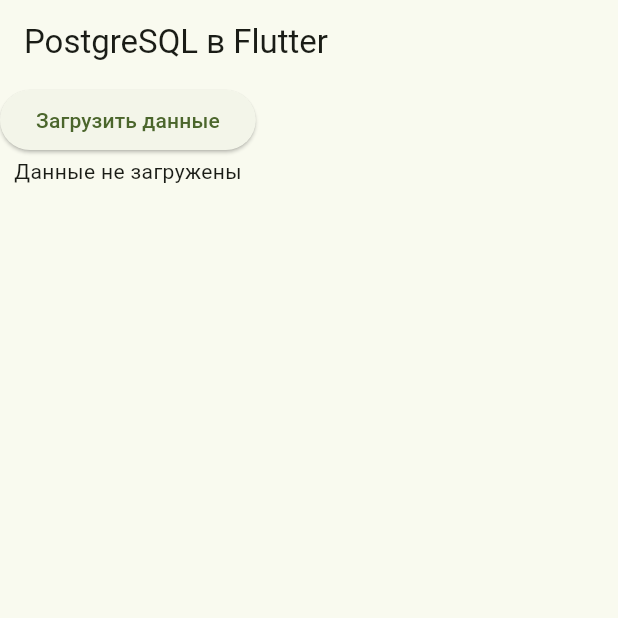
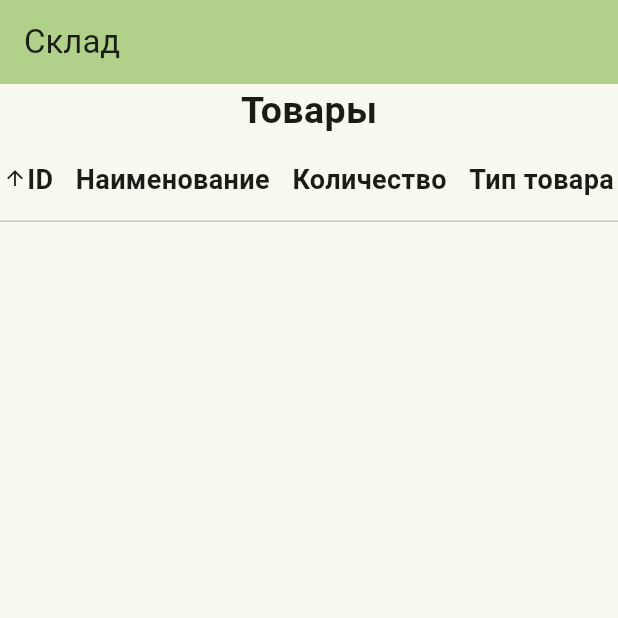
Before and after one commit to Vladislav7589/inventory_management, a Flutter app: the screen it shows after launch, on a phone screen of 412 x 824 dp, the top half of it. Run offline on Flutter 3.47's test engine with Material 3 defaults, Android fonts, the phone set to English and light mode, and no system bars; missing offline and left inert: env_flutter, postgres.

Commit message:
first table

```diff
--- a/lib/main.dart
+++ b/lib/main.dart
@@ -1,5 +1,7 @@
 import 'package:env_flutter/env_flutter.dart';
 import 'package:flutter/material.dart';
+import 'package:inventory_management/src/models/product.dart';
+import 'package:inventory_management/src/widgets/table_widget.dart';
 import 'package:postgres/postgres.dart';
 
 Future<void> main() async {
@@ -10,16 +12,14 @@ Future<void> main() async {
 class MyApp extends StatelessWidget {
   const MyApp({super.key});
 
-
-
   @override
   Widget build(BuildContext context) {
     return MaterialApp(
       debugShowCheckedModeBanner: false,
       title: 'Flutter Demo',
       theme: ThemeData(
-
-        colorScheme: ColorScheme.fromSeed(seedColor: const Color.fromARGB(255, 125, 183, 58)),
+        colorScheme: ColorScheme.fromSeed(
+            seedColor: const Color.fromARGB(255, 125, 183, 58)),
         useMaterial3: true,
       ),
       home: const MyHomePage(title: 'Flutter Demo Home Page'),
@@ -37,28 +37,27 @@ class MyHomePage extends StatefulWidget {
 }
 
 class _MyHomePageState extends State<MyHomePage> {
-  List<List<dynamic>> data = [];
+  List<Product> products = [];
+
   Future<List<List<dynamic>>> fetchDataFromDB() async {
     final connection = await Connection.open(
       Endpoint(
-        host: dotenv.env['host']!,
-        database: dotenv.env['database']!,
-        username: dotenv.env['username']!,
+        host: '192.168.0.103',
+        database: 'складской_учет',
+        username: 'postgres',
         password: dotenv.env['password']!,
       ),
       // The postgres server hosted locally doesn't have SSL by default. If you're
       // accessing a postgres server over the Internet, the server should support
       // SSL and you should swap out the mode with `SslMode.verifyFull`.
-      settings: ConnectionSettings(sslMode: SslMode.disable),
+      settings: const ConnectionSettings(sslMode: SslMode.disable),
     );
-    print('has connection!');
 
     try {
-      final results = await connection.execute(Sql.named('SELECT * FROM Товары'));
-      print(results);
+      final results =
+          await connection.execute(Sql.named('SELECT * FROM Товары'));
       return results;
     } catch (e) {
-      print('Error: $e');
       return [];
     } finally {
       await connection.close();
@@ -66,48 +65,44 @@ class _MyHomePageState extends State<MyHomePage> {
   }
 
   @override
-
   Widget build(BuildContext context) {
     return Scaffold(
       appBar: AppBar(
-        title: Text('PostgreSQL в Flutter'),
+        backgroundColor: Theme.of(context).colorScheme.inversePrimary,
+        title: const Text('Склад'),
       ),
-      body: SingleChildScrollView(
-        child: Column(
-          children: [
-            ElevatedButton(
-              onPressed: () async {
-                data = await fetchDataFromDB();
-                setState(() {});
-              },
-              child: Text('Загрузить данные'),
+      body: RefreshIndicator(
+        onRefresh: () async {
+          // Загрузка данных из базы данных
+          final data = await fetchDataFromDB();
+          setState(() {
+            // Обновление списка products
+            products = Products.fromListOfLists(data).productList;
+          });
+        },
+        child: SingleChildScrollView(
+          child: Container(
+            height: MediaQuery.of(context).size.height, // Устанавливаем ограничение по высоте
+            child: Column(
+              children: [
+                const Text(
+                  'Товары',
+                  textAlign: TextAlign.start,
+                  style: TextStyle(
+                    fontWeight: FontWeight.bold,
+                    fontSize: 25, // Размер шрифта заголовка
+                  ),
+                ),
+                Expanded(
+                  child: Container(
+                    child: TableWigget(products: products),
+                  ),
+                ),
+              ],
             ),
-            data.isEmpty
-                ? Text('Данные не загружены')
-                : SingleChildScrollView(
-              scrollDirection: Axis.horizontal,
-              child: DataTable(
-                columns: [
-                  DataColumn(label: Text('Код товара')),
-                  DataColumn(label: Text('Наименование')),
-                  DataColumn(label: Text('Количество')),
-                  DataColumn(label: Text('Тип товара')),
-                  DataColumn(label: Text('Цена')),
-                  DataColumn(label: Text('Код поставщика')),
-                ],
-                rows: data.map((row) {
-                  return DataRow(
-                    cells: row.map((cell) {
-                      return DataCell(Text('$cell'));
-                    }).toList(),
-                  );
-                }).toList(),
-              ),
-            ),
-          ],
+          ),
         ),
       ),
     );
   }
-
 }
--- /dev/null
+++ b/lib/src/models/product.dart
@@ -0,0 +1,40 @@
+
+class Products {
+  final List<Product> productList;
+
+  Products(this.productList);
+
+  factory Products.fromListOfLists(List<List<dynamic>> data) {
+    final List<Product> products = data.map((list) => Product.fromList(list)).toList();
+    return Products(products);
+  }
+}
+
+class Product {
+  final String id;
+  final String name;
+  final String quantity;
+  final String productType;
+  final String price;
+  final String supplierCode;
+
+  Product({
+    required this.id,
+    required this.name,
+    required this.quantity,
+    required this.productType,
+    required this.price,
+    required this.supplierCode,
+  });
+
+  factory Product.fromList(List<dynamic> data) {
+    return Product(
+      id: data[0].toString(),
+      name: data[1].toString(),
+      quantity: data[2].toString(),
+      productType: data[3].toString(),
+      price: data[4].toString(),
+      supplierCode: data[5].toString(),
+    );
+  }
+}
--- /dev/null
+++ b/lib/src/widgets/table_widget.dart
@@ -0,0 +1,76 @@
+
+import 'package:flutter/material.dart';
+
+import '../models/product.dart';
+
+class TableWigget extends StatelessWidget {
+  final List<Product> products;
+  const TableWigget({Key? key, required this.products}) : super(key: key);
+
+  @override
+  Widget build(BuildContext context) {
+    int currentSortColumn = 0;
+    bool isAscending = true;
+
+    return SingleChildScrollView(
+      scrollDirection: Axis.horizontal,
+      child: DataTable(
+        dataRowHeight: 50,
+        columnSpacing: 15,
+        horizontalMargin: 0,
+        sortColumnIndex: currentSortColumn,
+        sortAscending: isAscending,
+        showBottomBorder: true,
+        headingTextStyle: const TextStyle(
+          fontSize: 18,
+          fontWeight: FontWeight.bold,
+          // Цвет текста заголовка
+        ),
+        columns: [
+          DataColumn(
+              label: const Text('ID'),
+              numeric: true,
+              onSort: (columnIndex, _) {
+
+                  currentSortColumn = columnIndex;
+                  if (isAscending == true) {
+                    isAscending = false;
+                    // sort the product list in Ascending, order by Price
+                    products.sort((productA, productB) =>
+                        productB.id.compareTo(productA.id));
+                  } else {
+                    isAscending = true;
+                    // sort the product list in Descending, order by Price
+                    products.sort((productA, productB) =>
+                        productA.id.compareTo(productB.id));
+                  }
+
+              }),
+          const DataColumn(label: Text('Наименование')),
+          const DataColumn(label: Text('Количество'), numeric: true),
+          const DataColumn(label: Text('Тип товара'), numeric: true),
+          const DataColumn(label: Text('Цена'), numeric: true),
+          const DataColumn(label: Text('Код поставщика'), numeric: true),
+          const DataColumn(label: Text(''), numeric: true),
+        ],
+        rows: products.map((product) {
+          return DataRow(
+              cells: [
+            DataCell(Text(product.id)),
+            DataCell(Text(product.name)),
+            DataCell(Text(product.quantity)),
+            DataCell(Text(product.productType)),
+            DataCell(Text(product.price)),
+            DataCell(Text(product.supplierCode)),
+                DataCell(IconButton(
+                  icon: Icon(Icons.delete),
+                  onPressed: () {
+
+                  },
+                ))
+          ]);
+        }).toList(),
+      ),
+    );
+  }
+}
```
Also changed, not shown: lib/src/database/postgre_database.dart (added, +27 -0 lines), pubspec.yaml (+2 -41 lines), lib/src/providers/postgres_crud.dart (added), pubspec.lock.
